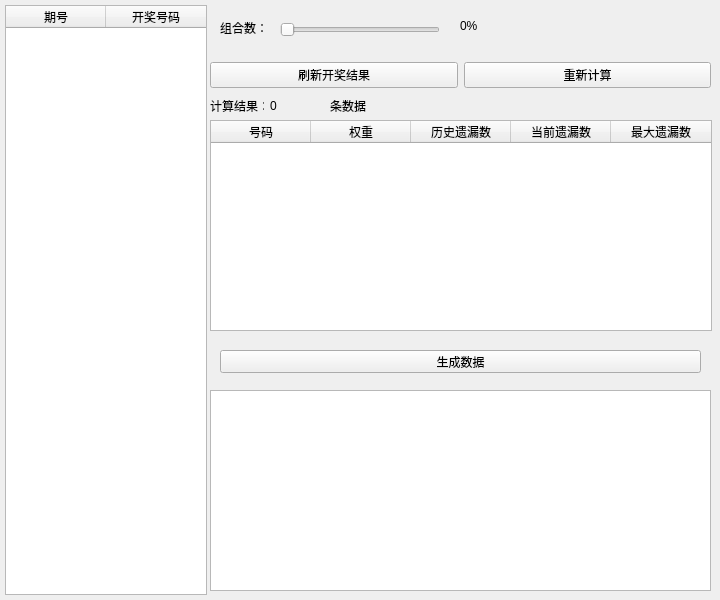
Old version of the form ui/lucky.ui in the repository Qiu800820/Lucky.
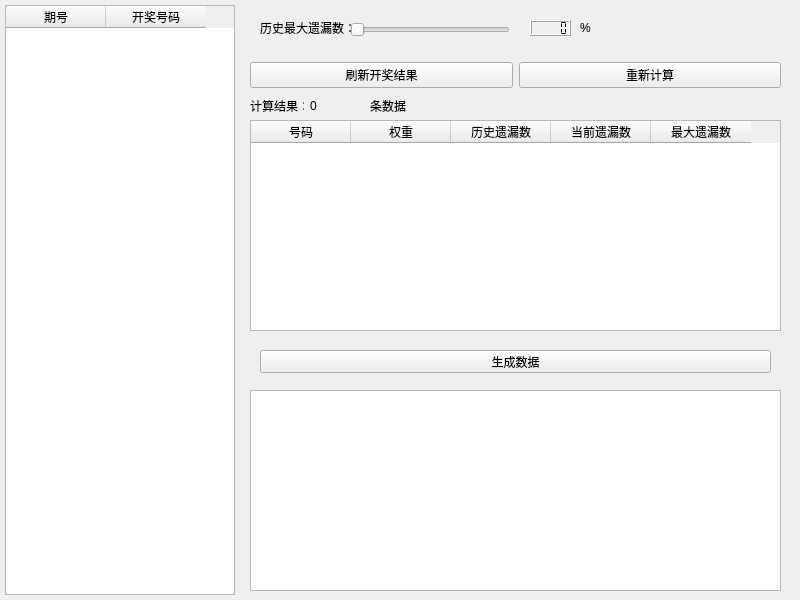
New version of the form.

Commit message: 删除历史遗漏数   打包测试

Patch:
```diff
--- a/ui/lucky.ui
+++ b/ui/lucky.ui
@@ -6,19 +6,19 @@
    <rect>
     <x>0</x>
     <y>0</y>
-    <width>720</width>
+    <width>800</width>
     <height>600</height>
    </rect>
   </property>
   <property name="minimumSize">
    <size>
-    <width>720</width>
+    <width>800</width>
     <height>600</height>
    </size>
   </property>
   <property name="maximumSize">
    <size>
-    <width>720</width>
+    <width>800</width>
     <height>600</height>
    </size>
   </property>
@@ -31,19 +31,19 @@
      <rect>
       <x>5</x>
       <y>5</y>
-      <width>202</width>
+      <width>230</width>
       <height>590</height>
      </rect>
     </property>
     <property name="minimumSize">
      <size>
-      <width>202</width>
+      <width>230</width>
       <height>590</height>
      </size>
     </property>
     <property name="maximumSize">
      <size>
-      <width>202</width>
+      <width>230</width>
       <height>590</height>
      </size>
     </property>
@@ -77,9 +77,9 @@
    <widget class="QWidget" name="horizontalLayoutWidget">
     <property name="geometry">
      <rect>
-      <x>210</x>
+      <x>250</x>
       <y>60</y>
-      <width>501</width>
+      <width>531</width>
       <height>31</height>
      </rect>
     </property>
@@ -103,7 +103,7 @@
    <widget class="QLabel" name="label">
     <property name="geometry">
      <rect>
-      <x>210</x>
+      <x>250</x>
       <y>100</y>
       <width>54</width>
       <height>12</height>
@@ -116,9 +116,9 @@
    <widget class="QTableWidget" name="result_table">
     <property name="geometry">
      <rect>
-      <x>210</x>
+      <x>250</x>
       <y>120</y>
-      <width>502</width>
+      <width>531</width>
       <height>211</height>
      </rect>
     </property>
@@ -151,9 +151,9 @@
    <widget class="QPushButton" name="lucky">
     <property name="geometry">
      <rect>
-      <x>220</x>
+      <x>260</x>
       <y>350</y>
-      <width>481</width>
+      <width>511</width>
       <height>23</height>
      </rect>
     </property>
@@ -164,9 +164,9 @@
    <widget class="QTextEdit" name="result_edit">
     <property name="geometry">
      <rect>
-      <x>210</x>
+      <x>250</x>
       <y>390</y>
-      <width>501</width>
+      <width>531</width>
       <height>201</height>
      </rect>
     </property>
@@ -174,20 +174,20 @@
    <widget class="QLabel" name="label_2">
     <property name="geometry">
      <rect>
-      <x>220</x>
+      <x>260</x>
       <y>20</y>
-      <width>71</width>
+      <width>91</width>
       <height>16</height>
      </rect>
     </property>
     <property name="text">
-     <string>组合数：</string>
+     <string>历史最大遗漏数：</string>
     </property>
    </widget>
    <widget class="QSlider" name="strategySlider">
     <property name="geometry">
      <rect>
-      <x>280</x>
+      <x>350</x>
       <y>20</y>
       <width>160</width>
       <height>19</height>
@@ -200,20 +200,20 @@
    <widget class="QLabel" name="strategy_count">
     <property name="geometry">
      <rect>
-      <x>460</x>
+      <x>580</x>
       <y>20</y>
-      <width>54</width>
-      <height>12</height>
+      <width>16</width>
+      <height>16</height>
      </rect>
     </property>
     <property name="text">
-     <string>0%</string>
+     <string>%</string>
     </property>
    </widget>
    <widget class="QLabel" name="count">
     <property name="geometry">
      <rect>
-      <x>330</x>
+      <x>370</x>
       <y>100</y>
       <width>54</width>
       <height>12</height>
@@ -226,7 +226,7 @@
    <widget class="QLabel" name="label_3">
     <property name="geometry">
      <rect>
-      <x>270</x>
+      <x>310</x>
       <y>100</y>
       <width>54</width>
       <height>12</height>
@@ -236,6 +236,22 @@
      <string>0</string>
     </property>
    </widget>
+   <widget class="QLCDNumber" name="lcdNumber">
+    <property name="geometry">
+     <rect>
+      <x>530</x>
+      <y>20</y>
+      <width>41</width>
+      <height>16</height>
+     </rect>
+    </property>
+    <property name="smallDecimalPoint">
+     <bool>false</bool>
+    </property>
+    <property name="segmentStyle">
+     <enum>QLCDNumber::Flat</enum>
+    </property>
+   </widget>
   </widget>
  </widget>
  <resources/>
```
The commit also changes 9 other files.
